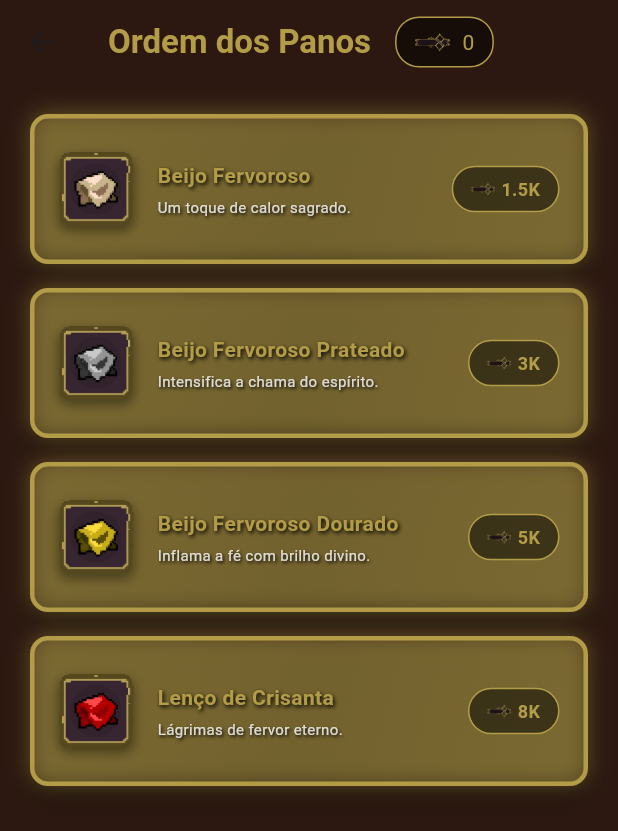
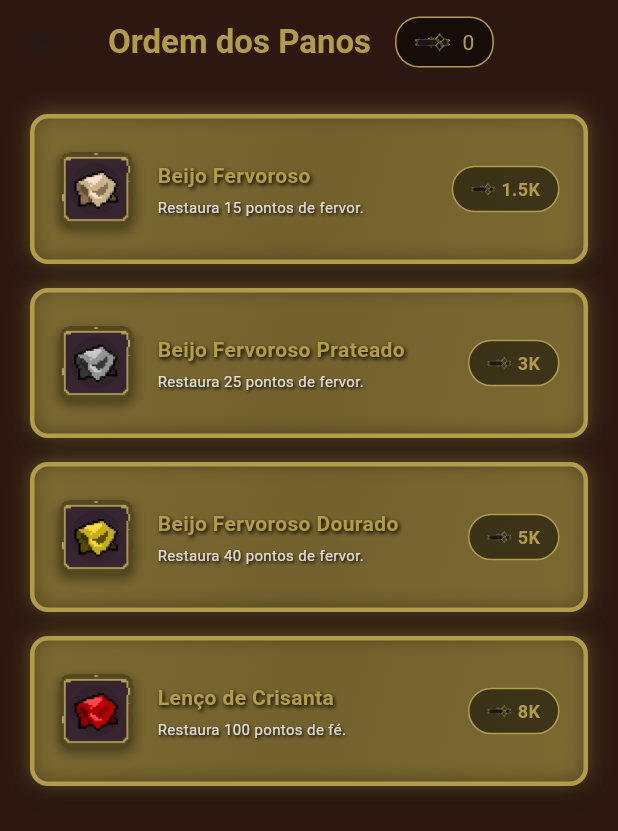
Before and after one commit to baszeggio/Post-Vitam, a Flutter app: the FervorShopPage screen opened directly with empty values, on a phone screen of 412 x 824 dp. Shown: the top 831 px of the screen. Run offline on Flutter 3.47's test engine with Material 3 defaults, Android fonts, the phone set to English and light mode, and no system bars; our stand-ins replace flutter_local_notifications, sqflite, sqflite_common_ffi; accounts and stored records are empty; Roboto replaces fonts that are missing (Pixel).

Commit message:
Update fervor_shop_page.dart

```diff
--- a/lib/fervor_shop_page.dart
+++ b/lib/fervor_shop_page.dart
@@ -27,33 +27,32 @@ class FervorShopPage extends StatelessWidget {
 
   @override
   Widget build(BuildContext context) {
-        final potions = [
+    final potions = [
       {
         'img': 'assets/Pano_1.png',
         'name': 'Beijo Fervoroso',
-        'desc': 'Um toque de calor sagrado.',
+        'desc': 'Restaura 15 pontos de fervor.',
         'price': 1500,
       },
       {
         'img': 'assets/Pano_2.png',
         'name': 'Beijo Fervoroso Prateado',
-        'desc': 'Intensifica a chama do espírito.',
+        'desc': 'Restaura 25 pontos de fervor.',
         'price': 3000,
       },
       {
         'img': 'assets/Pano_3.png',
         'name': 'Beijo Fervoroso Dourado',
-        'desc': 'Inflama a fé com brilho divino.',
+        'desc': 'Restaura 40 pontos de fervor.',
         'price': 5000,
       },
       {
         'img': 'assets/Pano_4.png',
         'name': 'Lenço de Crisanta',
-        'desc': 'Lágrimas de fervor eterno.',
+        'desc': 'Restaura 100 pontos de fé.',
         'price': 8000,
       },
     ];
-
 
     return Scaffold(
       backgroundColor: Color(0xFF2C1810),
```
